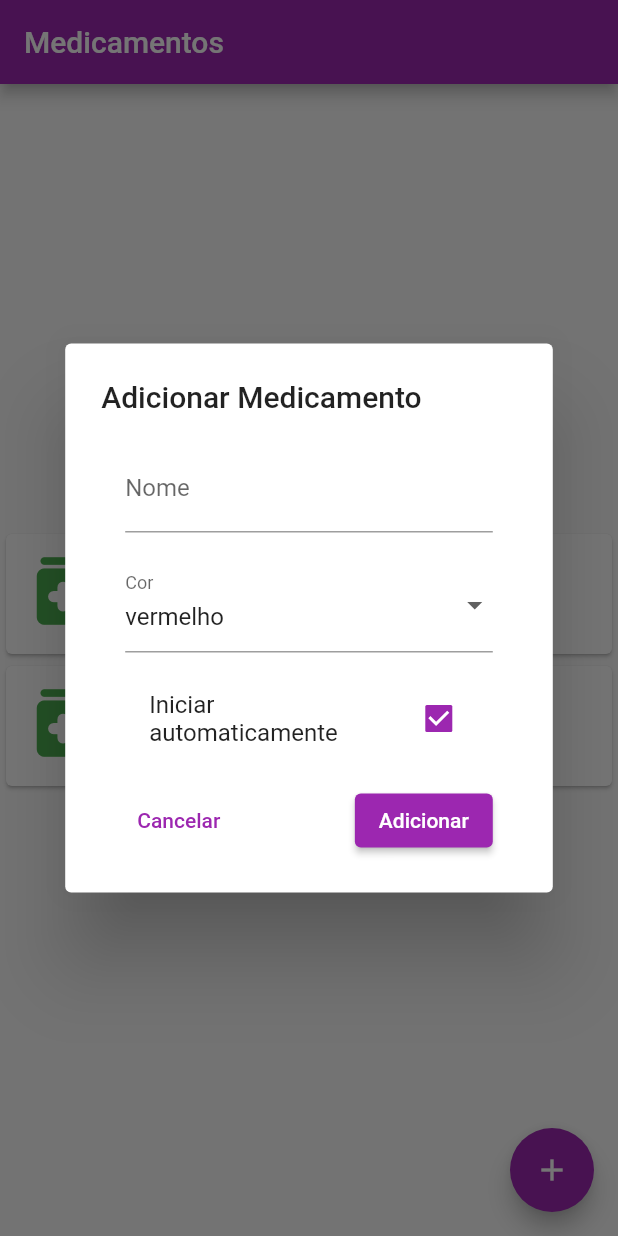
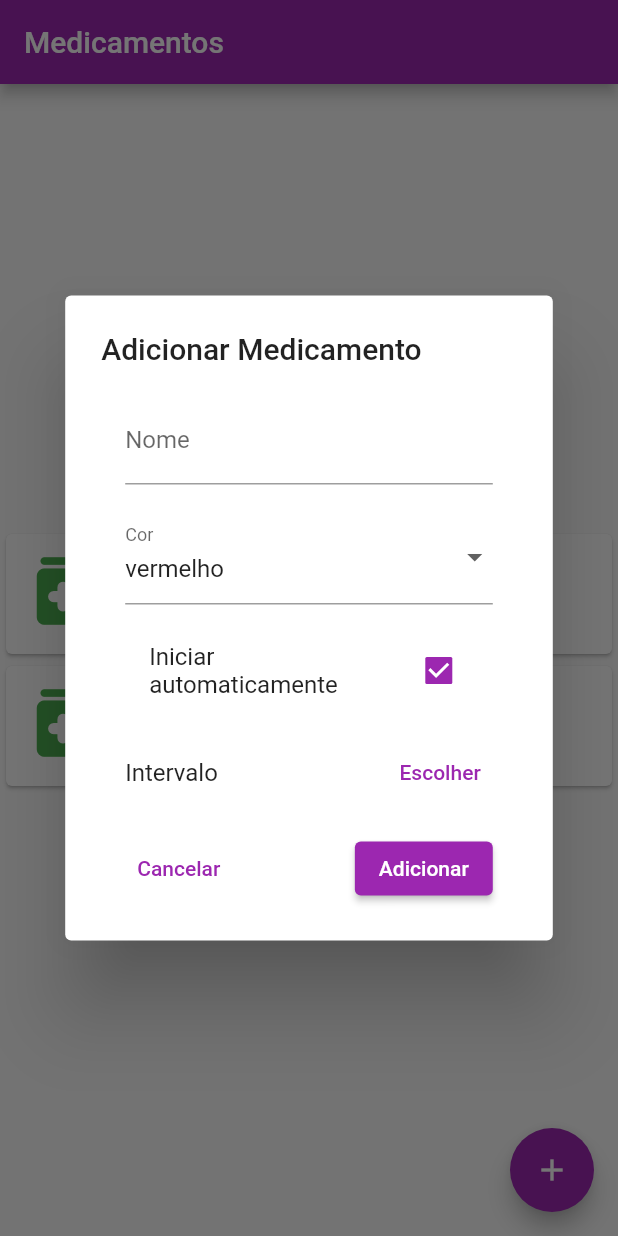
Before and after one commit to alissone/medication_manager, a Flutter app: the screen it shows after launch, after a tap on the "add" icon, on a phone screen of 412 x 824 dp. Run offline on Flutter 3.47's test engine with Material 2 defaults, Android fonts, the phone set to English and light mode, and no system bars.

Commit message:
Add Interval popup

```diff
--- a/lib/main.dart
+++ b/lib/main.dart
@@ -76,28 +76,34 @@ class _MyFormState extends State<MyForm> {
     3: "laranja",
   };
 
+  TimeOfDay selectedTime24Hour = TimeOfDay(hour: 0, minute: 0);
+
 
   @override
   Widget build(BuildContext context) {
+    String intervalString = "Escolher";
+
     return Container(
-      padding: EdgeInsets.symmetric(horizontal: 16.0),
+      padding: const EdgeInsets.symmetric(horizontal: 16.0),
       child: Column(
         children: [
           TextFormField(
-            decoration: InputDecoration(labelText: "Nome"),
+            decoration: const InputDecoration(labelText: "Nome"),
             onChanged: (value) {
               setState(() {
                 nome = value;
               });
             },
           ),
-          SizedBox(height: 16.0),
+          const SizedBox(height: 16.0),
           DropdownButtonFormField<int>(
-            decoration: InputDecoration(labelText: "Cor"),
-            value: cor != null ? corOptions.keys.firstWhere(
-                  (key) => corOptions[key] == cor,
-              orElse: () => corOptions.keys.first,
-            ) : null,
+            decoration: const InputDecoration(labelText: "Cor"),
+            value: cor != null
+                ? corOptions.keys.firstWhere(
+                    (key) => corOptions[key] == cor,
+                    orElse: () => corOptions.keys.first,
+                  )
+                : null,
             items: corOptions.keys.map((index) {
               return DropdownMenuItem<int>(
                 value: index,
@@ -110,9 +116,9 @@ class _MyFormState extends State<MyForm> {
               });
             },
           ),
-          SizedBox(height: 16.0),
+          const SizedBox(height: 16.0),
           CheckboxListTile(
-            title: Text("Iniciar automaticamente"),
+            title: const Text("Iniciar automaticamente"),
             value: iniciarAutomaticamente,
             onChanged: (value) {
               setState(() {
@@ -120,7 +126,36 @@ class _MyFormState extends State<MyForm> {
               });
             },
           ),
-          SizedBox(height: 16.0),
+          const SizedBox(height: 16.0),
+          Row(
+            mainAxisAlignment: MainAxisAlignment.spaceBetween,
+            children: [
+              Text("Intervalo"),
+              TextButton(
+                onPressed: () {
+                  // Perform the desired action when "Cancelar" is pressed
+                  showTimePicker(
+                    context: context,
+                    initialTime: const TimeOfDay(hour: 0, minute: 0),
+                    builder: (BuildContext context, Widget? child) {
+                      return MediaQuery(
+                        data: MediaQuery.of(context)
+                            .copyWith(alwaysUse24HourFormat: true),
+                        child: child!,
+                      );
+                    },
+                  ).then((TimeOfDay? result){
+                    setState(() {
+                      selectedTime24Hour = result!;
+                      intervalString = "$selectedTime24Hour.hour : $selectedTime24Hour.minute";
+                    });
+                  });;
+                },
+                child: Text(intervalString),
+              ),
+            ],
+          ),
+          const SizedBox(height: 16.0),
           Row(
             mainAxisAlignment: MainAxisAlignment.spaceBetween,
             children: [
@@ -130,14 +165,14 @@ class _MyFormState extends State<MyForm> {
 
                   Navigator.of(context).pop();
                 },
-                child: Text("Cancelar"),
+                child: const Text("Cancelar"),
               ),
               ElevatedButton(
                 onPressed: () {
                   // Perform the desired action when "OK" is pressed
                   // You can access the form values here (e.g., nome, frequencia, cor, iniciarAutomaticamente)
                 },
-                child: Text("Adicionar"),
+                child: const Text("Adicionar"),
               ),
             ],
           ),
@@ -153,9 +188,9 @@ class MyHomePage extends StatefulWidget {
   final String title;
 
   Widget _buildPopupDialog(BuildContext context) {
-    return new AlertDialog(
+    return AlertDialog(
       title: const Text('Adicionar Medicamento'),
-      content: new Column(
+      content: Column(
         mainAxisSize: MainAxisSize.min,
         crossAxisAlignment: CrossAxisAlignment.start,
         children: <Widget>[
```
